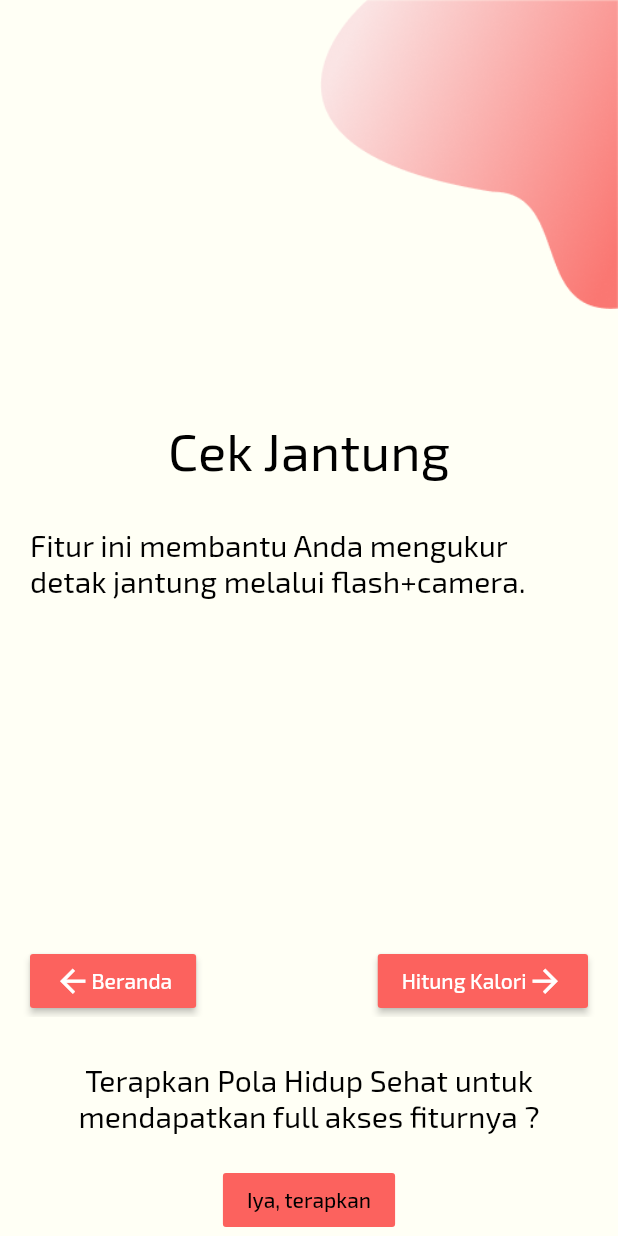
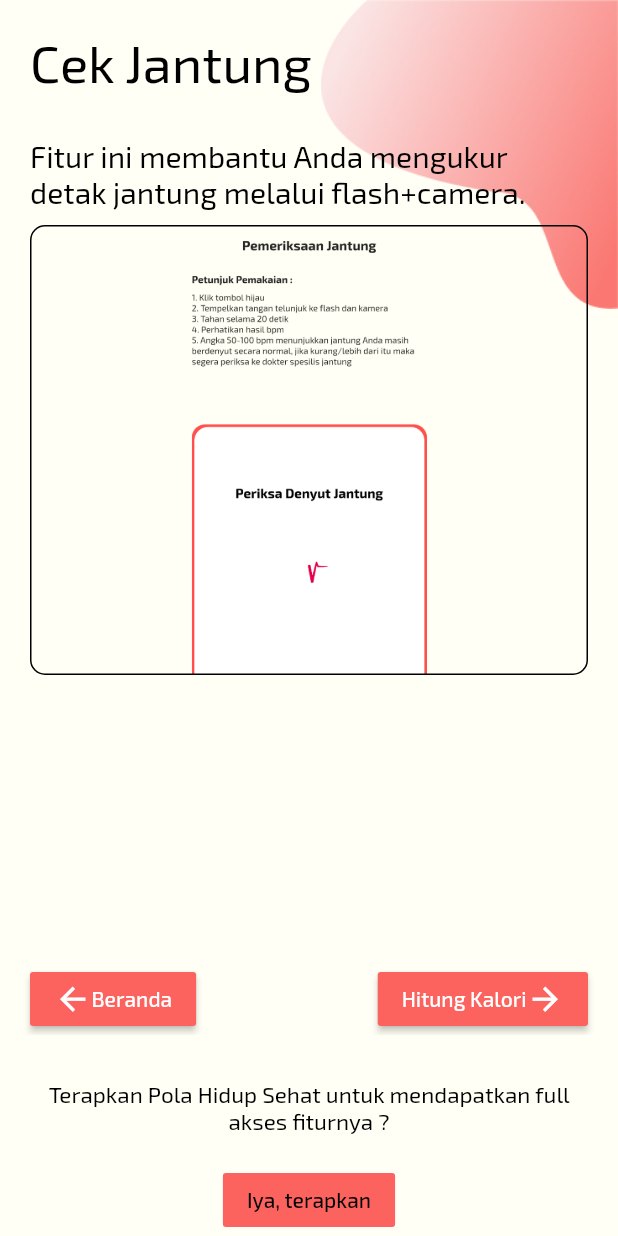
Before and after one commit to adrisinaga/polahidupsehat, a Flutter app: the BerandaFiturScreen screen opened by its route, after a tap on "Cek Jantung", on a phone screen of 412 x 824 dp. Run offline on Flutter 3.47's test engine with Material 2 defaults, Android fonts, the phone set to English and light mode, and no system bars; our stand-ins replace camera, charts_flutter, firebase_auth, firebase_core, flutter_html, flutter_local_notifications and 8 more; missing offline and left inert: dart:ffi; accounts and stored records are empty; network calls fail.

Commit message:
Adding foto di lihat fitur saja

```diff
--- a/lib/screen/beranda/berandafitur_screen.dart
+++ b/lib/screen/beranda/berandafitur_screen.dart
@@ -115,7 +115,7 @@ class BerandaFiturScreen extends StatelessWidget {
                           TextCustom(
                             text:
                                 'Terapkan Pola Hidup Sehat untuk mendapatkan full akses fiturnya ?',
-                            fontSize: 20,
+                            fontSize: 15,
                             alignment: TextAlign.center,
                             maxLines: 2,
                           ),
@@ -204,9 +204,13 @@ class PageViewContainer extends StatelessWidget {
                       children: <Widget>[
                         Icon(
                           Icons.arrow_back,
-                          size: 25,color: AppColor.white,
+                          size: 25,
+                          color: AppColor.white,
                         ),
-                        TextCustom(text: prevPage,color: AppColor.white,),
+                        TextCustom(
+                          text: prevPage,
+                          color: AppColor.white,
+                        ),
                       ],
                     ),
                   ),
@@ -231,10 +235,14 @@ class PageViewContainer extends StatelessWidget {
                     child: Row(
                       mainAxisAlignment: MainAxisAlignment.spaceBetween,
                       children: <Widget>[
-                        TextCustom(text: nextPage,color: AppColor.white,),
+                        TextCustom(
+                          text: nextPage,
+                          color: AppColor.white,
+                        ),
                         Icon(
                           Icons.arrow_forward,
-                          size: 25,color: AppColor.white,
+                          size: 25,
+                          color: AppColor.white,
                         )
                       ],
                     ),
@@ -270,8 +278,8 @@ class Beranda extends StatelessWidget {
       child: Padding(
         padding: const EdgeInsets.all(20.0),
         child: Center(
-          child: Column(
-            mainAxisAlignment: MainAxisAlignment.center,
+          child: ListView(
+            // mainAxisAlignment: MainAxisAlignment.center,
             children: [
               TextCustom(
                 text: 'Beranda',
@@ -284,6 +292,19 @@ class Beranda extends StatelessWidget {
                     'Fitur ini membantu Anda mengetahui makanan apa saja yang baik untuk dikonsumsi. '
                     'Disini juga terdapat pengetahuan mengenai pola olaharaga teratur dan juga pola istrihat',
               ),
+              SizedBox(height: 10),
+              Container(
+                height: 300,
+                decoration: BoxDecoration(
+                    border: Border.all(color: Colors.black),
+                    borderRadius: BorderRadius.circular(10),
+                    image: DecorationImage(
+                      image: AssetImage(
+                        'assets/beranda.png',
+                      ),
+                    )),
+              ),
+              SizedBox(height: 30),
             ],
           ),
         ),
@@ -299,8 +320,8 @@ class CekJantung extends StatelessWidget {
       child: Padding(
         padding: const EdgeInsets.all(20.0),
         child: Center(
-          child: Column(
-            mainAxisAlignment: MainAxisAlignment.center,
+          child: ListView(
+            // mainAxisAlignment: MainAxisAlignment.center,
             children: [
               TextCustom(
                 text: 'Cek Jantung',
@@ -311,6 +332,18 @@ class CekJantung extends StatelessWidget {
                 fontSize: 20,
                 text:
                     'Fitur ini membantu Anda mengukur detak jantung melalui flash+camera.',
+              ),
+              SizedBox(height: 10),
+              Container(
+                height: 300,
+                decoration: BoxDecoration(
+                    border: Border.all(color: Colors.black),
+                    borderRadius: BorderRadius.circular(10),
+                    image: DecorationImage(
+                      image: AssetImage(
+                        'assets/cekjantung.png',
+                      ),
+                    )),
               ),
             ],
           ),
@@ -327,8 +360,8 @@ class HitungKalori extends StatelessWidget {
       child: Padding(
         padding: const EdgeInsets.all(20.0),
         child: Center(
-          child: Column(
-            mainAxisAlignment: MainAxisAlignment.center,
+          child: ListView(
+            // mainAxisAlignment: MainAxisAlignment.center,
             children: [
               TextCustom(
                 text: 'Hitung Kalori',
@@ -341,6 +374,19 @@ class HitungKalori extends StatelessWidget {
                     'Fitur ini dapat membantu Anda menghitung kebutuhan kalori setiap harinya. '
                     'Data diambil berdasarkan berat badan, tinggi badan, umur dan faktor tingkat aktivitas ',
               ),
+              SizedBox(height: 10),
+              Container(
+                height: 300,
+                decoration: BoxDecoration(
+                    border: Border.all(color: Colors.black),
+                    borderRadius: BorderRadius.circular(10),
+                    image: DecorationImage(
+                      image: AssetImage(
+                        'assets/hitungkalori.png',
+                      ),
+                    )),
+              ),
+              SizedBox(height: 30),
             ],
           ),
         ),
@@ -356,8 +402,8 @@ class PemeriksaanLaboratorium extends StatelessWidget {
       child: Padding(
         padding: const EdgeInsets.all(20.0),
         child: Center(
-          child: Column(
-            mainAxisAlignment: MainAxisAlignment.center,
+          child: ListView(
+            // mainAxisAlignment: MainAxisAlignment.center,
             children: [
               TextCustom(
                 text: 'Pemeriksaan Lab',
@@ -368,6 +414,18 @@ class PemeriksaanLaboratorium extends StatelessWidget {
                 fontSize: 20,
                 text:
                     'Fitur ini membantu Anda melihat hasil lab dan menghitungnya.',
+              ),
+              SizedBox(height: 10),
+              Container(
+                height: 300,
+                decoration: BoxDecoration(
+                    border: Border.all(color: Colors.black),
+                    borderRadius: BorderRadius.circular(10),
+                    image: DecorationImage(
+                      image: AssetImage(
+                        'assets/hasillab.png',
+                      ),
+                    )),
               ),
             ],
           ),
@@ -384,8 +442,8 @@ class Nofitikasi extends StatelessWidget {
       child: Padding(
         padding: const EdgeInsets.all(20.0),
         child: Center(
-          child: Column(
-            mainAxisAlignment: MainAxisAlignment.center,
+          child: ListView(
+            // mainAxisAlignment: MainAxisAlignment.center,
             children: [
               TextCustom(
                 text: 'Notifikasi',
@@ -397,6 +455,19 @@ class Nofitikasi extends StatelessWidget {
                 text:
                     'Fitur ini membantu kamu mengetahui kapan waktu yang tepat untuk mengonsumsi makanan, beristirahat dan berolahraga',
               ),
+              SizedBox(height: 10),
+              Container(
+                height: 300,
+                decoration: BoxDecoration(
+                    border: Border.all(color: Colors.black),
+                    borderRadius: BorderRadius.circular(10),
+                    image: DecorationImage(
+                      image: AssetImage(
+                        'assets/notif.png',
+                      ),
+                    )),
+              ),
+              SizedBox(height: 30),
             ],
           ),
         ),
```
Also changed, not shown: assets/beranda.png (added), assets/cekjantung.png (added), assets/hasillab.png (added), assets/hitungkalori.png (added), assets/notif.png (added).
